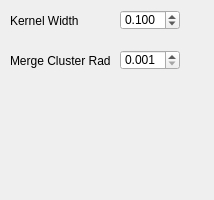
The window that _AlgorithmsPlugins/MeanShift/paramsMeanShift.ui (b4silio/MLDemos) describes before a commit, drawn with Qt 5.
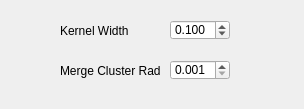
The same window after the commit.

Diff of the .ui file:
```diff
--- a/_AlgorithmsPlugins/MeanShift/paramsMeanShift.ui
+++ b/_AlgorithmsPlugins/MeanShift/paramsMeanShift.ui
@@ -6,8 +6,8 @@
    <rect>
     <x>0</x>
     <y>0</y>
-    <width>214</width>
-    <height>200</height>
+    <width>304</width>
+    <height>109</height>
    </rect>
   </property>
   <property name="windowTitle">
@@ -16,8 +16,8 @@
   <widget class="QLabel" name="label_8">
    <property name="geometry">
     <rect>
-     <x>10</x>
-     <y>10</y>
+     <x>60</x>
+     <y>20</y>
      <width>80</width>
      <height>21</height>
     </rect>
@@ -34,8 +34,8 @@
   <widget class="QDoubleSpinBox" name="kernelWidthSpin">
    <property name="geometry">
     <rect>
-     <x>120</x>
-     <y>10</y>
+     <x>170</x>
+     <y>20</y>
      <width>60</width>
      <height>20</height>
     </rect>
@@ -64,8 +64,8 @@
   <widget class="QLabel" name="label_9">
    <property name="geometry">
     <rect>
-     <x>10</x>
-     <y>50</y>
+     <x>60</x>
+     <y>60</y>
      <width>100</width>
      <height>21</height>
     </rect>
@@ -82,8 +82,8 @@
   <widget class="QDoubleSpinBox" name="mergeRadiusSpin">
    <property name="geometry">
     <rect>
-     <x>120</x>
-     <y>50</y>
+     <x>170</x>
+     <y>60</y>
      <width>60</width>
      <height>20</height>
     </rect>
```
